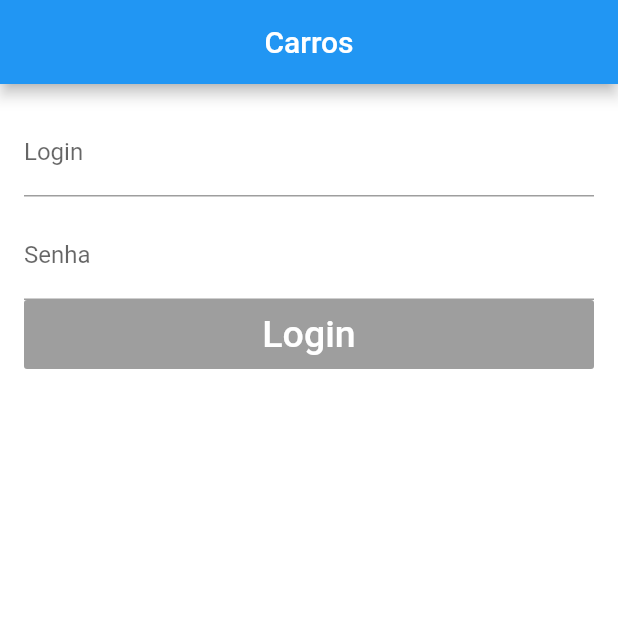
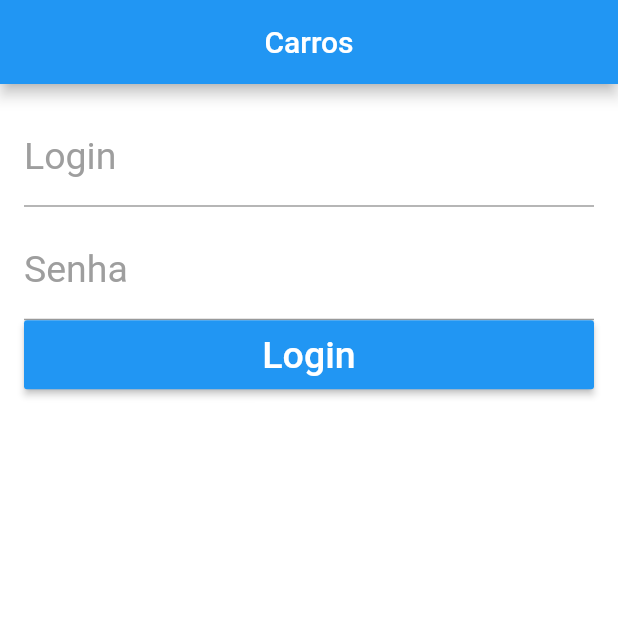
Before and after one commit to ostrowskijr/carros, a Flutter app: the screen it shows after launch, on a phone screen of 412 x 824 dp, the top half of it. Run offline on Flutter 3.47's test engine with Material 2 defaults, Android fonts, the phone set to English and light mode, and no system bars.

Commit message:
Login page.

```diff
--- a/lib/pages/login_page.dart
+++ b/lib/pages/login_page.dart
@@ -17,39 +17,37 @@ class LoginPage extends StatelessWidget {
       padding: EdgeInsets.all(16),
       child: ListView(
         children: <Widget>[
-          TextFormField(
-            decoration: InputDecoration(
-              labelText: "Login",
-              hintText: "Digite o Login"
-            ),
-          ),
+          _fieldText("Login", "Digite seu Login"),
           SizedBox(height: 10),
-          TextFormField(
-            decoration: InputDecoration(
-              labelText: "Senha",
-              hintText: "Digite a Senha"
-            ),
-          ),
-          Container(
-            height: 46,
-            child: RaisedButton(
-              color: Colors.blue,
-              child: Text("Login",
-                style: TextStyle(
-                  color: Colors.white,
-                  fontSize: 25
-                ),
-              ),
-              onPressed: () {
-                AlertDialog(
-                  title: "Login",
-                  content: ,
-                )
-              },
-            ),
-          )
+          _fieldText("Senha", "Digite a Senha", password: true),
+          _button("Login")
         ],
       ),
     );
   }
+
+  _button(text) {
+    return Container(
+      height: 46,
+      child: RaisedButton(
+        color: Colors.blue,
+        child: Text(
+          text,
+          style: TextStyle(color: Colors.white, fontSize: 25),
+        ),
+        onPressed: () {},
+      ),
+    );
+  }
+
+  Widget _fieldText(label, hint, {bool password = false}) {
+    return TextFormField(
+      obscureText: password,
+      decoration: InputDecoration(
+          labelText: label,
+          labelStyle: TextStyle(fontSize: 25, color: Colors.grey),
+          hintText: hint,
+          hintStyle: TextStyle(color: Colors.blue)),
+    );
+  }
 }
```
